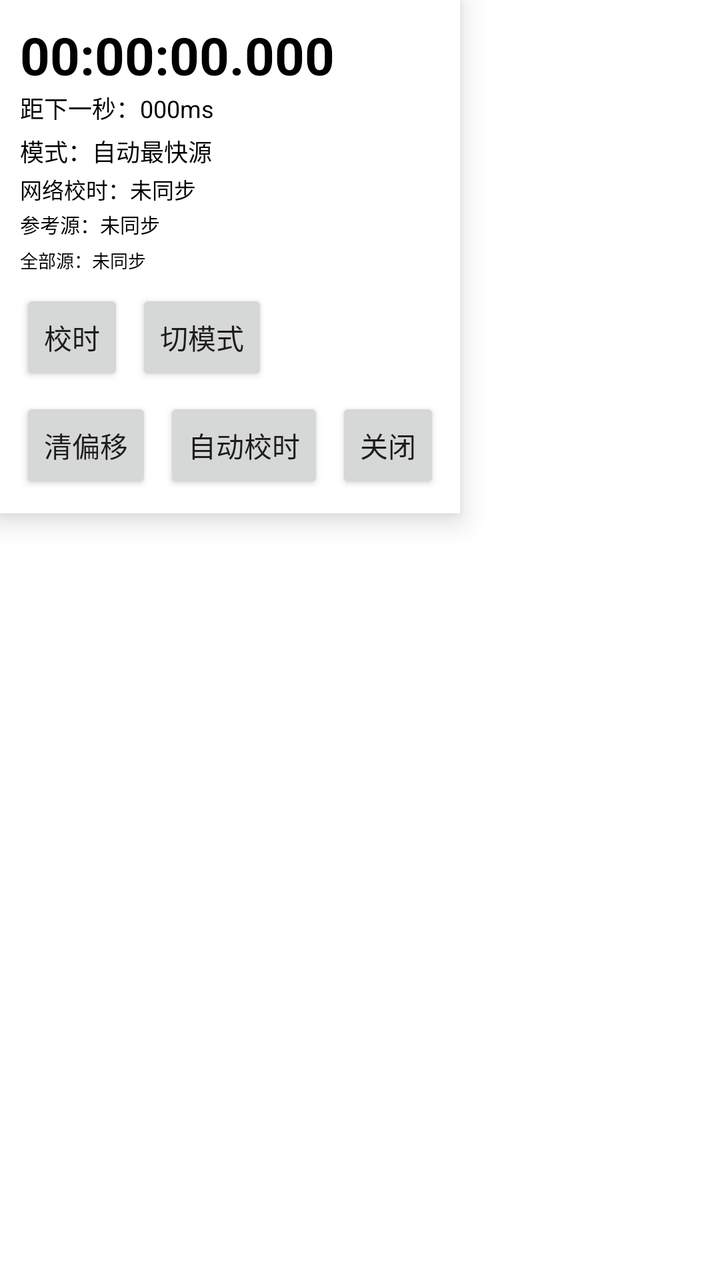
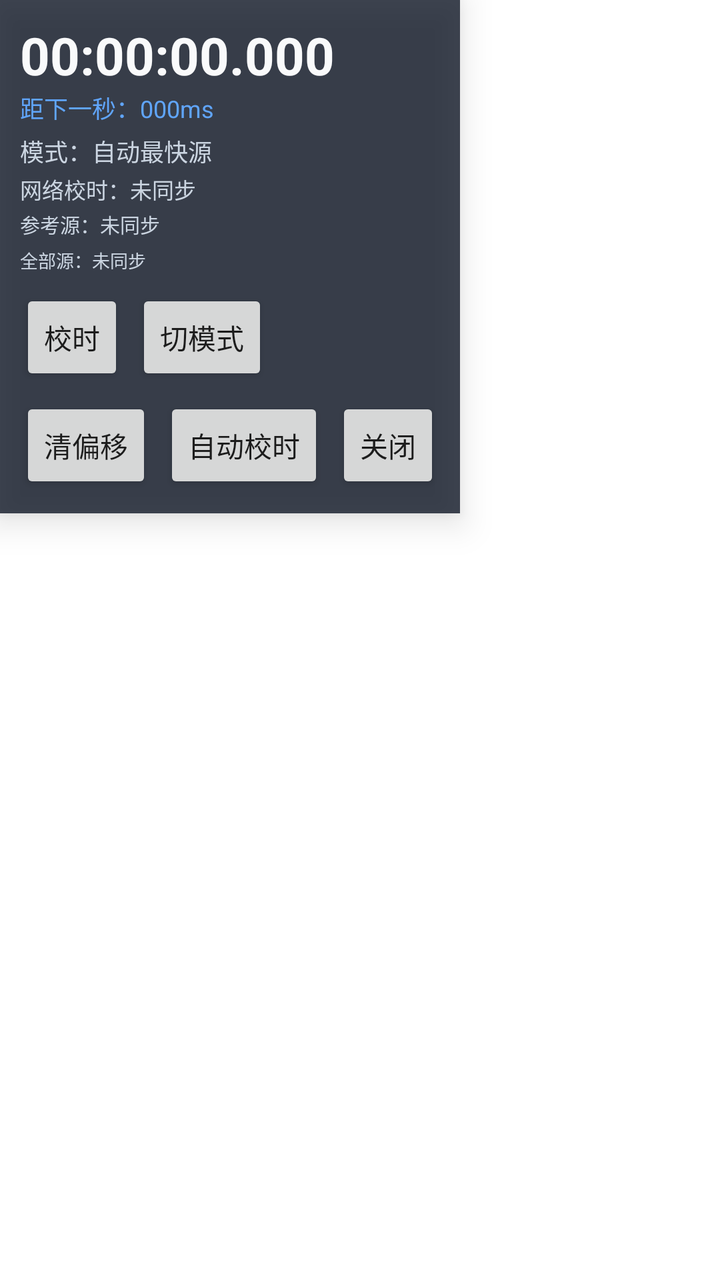

Screens rendered from an Android XML layout before and after an edit, with the pre-edit source and the edit as a unified diff.
<!-- AndroidManifest.xml: application theme Theme.FloatingStopwatch -->
<!-- res/layout/overlay_stopwatch.xml -->
<?xml version="1.0" encoding="utf-8"?>
<ScrollView xmlns:android="http://schemas.android.com/apk/res/android"
    android:layout_width="wrap_content"
    android:layout_height="wrap_content">

    <LinearLayout
        android:layout_width="wrap_content"
        android:layout_height="wrap_content"
        android:background="@android:color/white"
        android:elevation="8dp"
        android:orientation="vertical"
        android:padding="10dp">

        <TextView
            android:id="@+id/tvTime"
            android:layout_width="wrap_content"
            android:layout_height="wrap_content"
            android:text="00:00:00.000"
            android:textColor="@android:color/black"
            android:textSize="26sp"
            android:textStyle="bold" />

        <TextView
            android:id="@+id/tvCountdown"
            android:layout_width="wrap_content"
            android:layout_height="wrap_content"
            android:text="距下一秒：000ms"
            android:textColor="@android:color/black"
            android:textSize="12sp" />

        <TextView
            android:id="@+id/tvMode"
            android:layout_width="wrap_content"
            android:layout_height="wrap_content"
            android:layout_marginTop="4dp"
            android:text="模式：自动最快源"
            android:textColor="@android:color/black"
            android:textSize="12sp" />

        <TextView
            android:id="@+id/tvSyncStatus"
            android:layout_width="wrap_content"
            android:layout_height="wrap_content"
            android:layout_marginTop="2dp"
            android:text="网络校时：未同步"
            android:textColor="@android:color/black"
            android:textSize="11sp" />

        <TextView
            android:id="@+id/tvSources"
            android:layout_width="wrap_content"
            android:layout_height="wrap_content"
            android:layout_marginTop="2dp"
            android:text="参考源：未同步"
            android:textColor="@android:color/black"
            android:textSize="10sp" />

        <TextView
            android:id="@+id/tvAllSources"
            android:layout_width="wrap_content"
            android:layout_height="wrap_content"
            android:layout_marginTop="4dp"
            android:maxWidth="260dp"
            android:text="全部源：未同步"
            android:textColor="@android:color/black"
            android:textSize="9sp" />

        <LinearLayout
            android:layout_width="wrap_content"
            android:layout_height="wrap_content"
            android:layout_marginTop="8dp"
            android:orientation="horizontal">

            <Button
                android:id="@+id/btnStartPause"
                android:layout_width="wrap_content"
                android:layout_height="wrap_content"
                android:minWidth="0dp"
                android:text="校时" />

            <Button
                android:id="@+id/btnCycleMode"
                android:layout_width="wrap_content"
                android:layout_height="wrap_content"
                android:layout_marginStart="6dp"
                android:minWidth="0dp"
                android:text="切模式" />
        </LinearLayout>

        <LinearLayout
            android:layout_width="wrap_content"
            android:layout_height="wrap_content"
            android:layout_marginTop="6dp"
            android:orientation="horizontal">

            <Button
                android:id="@+id/btnReset"
                android:layout_width="wrap_content"
                android:layout_height="wrap_content"
                android:minWidth="0dp"
                android:text="清偏移" />

            <Button
                android:id="@+id/btnAutoSync"
                android:layout_width="wrap_content"
                android:layout_height="wrap_content"
                android:layout_marginStart="6dp"
                android:minWidth="0dp"
                android:text="自动校时" />

            <Button
                android:id="@+id/btnClose"
                android:layout_width="wrap_content"
                android:layout_height="wrap_content"
                android:layout_marginStart="6dp"
                android:minWidth="0dp"
                android:text="关闭" />
        </LinearLayout>

    </LinearLayout>
</ScrollView>
<!-- resources referenced by this layout -->
<resources>
  <style name="Theme.FloatingStopwatch" parent="Theme.MaterialComponents.DayNight.NoActionBar">
          <item name="colorPrimary">#6750A4</item>
          <item name="colorPrimaryVariant">#6750A4</item>
          <item name="colorOnPrimary">#FFFFFF</item>
          <item name="android:statusBarColor" tools:targetApi="l">@android:color/transparent</item>
      </style>
</resources>

<!-- the commit's change to res/layout/overlay_stopwatch.xml (unified diff, before → after) -->
@@ -6,8 +6,8 @@
     <LinearLayout
         android:layout_width="wrap_content"
         android:layout_height="wrap_content"
-        android:background="@android:color/white"
-        android:elevation="8dp"
+        android:background="@color/overlay_bg"
+        android:elevation="10dp"
         android:orientation="vertical"
         android:padding="10dp">
 
@@ -16,7 +16,7 @@
             android:layout_width="wrap_content"
             android:layout_height="wrap_content"
             android:text="00:00:00.000"
-            android:textColor="@android:color/black"
+            android:textColor="@color/overlay_text"
             android:textSize="26sp"
             android:textStyle="bold" />
 
@@ -25,7 +25,7 @@
             android:layout_width="wrap_content"
             android:layout_height="wrap_content"
             android:text="距下一秒：000ms"
-            android:textColor="@android:color/black"
+            android:textColor="@color/overlay_accent"
             android:textSize="12sp" />
 
         <TextView
@@ -34,7 +34,7 @@
             android:layout_height="wrap_content"
             android:layout_marginTop="4dp"
             android:text="模式：自动最快源"
-            android:textColor="@android:color/black"
+            android:textColor="@color/overlay_subtext"
             android:textSize="12sp" />
 
         <TextView
@@ -43,7 +43,7 @@
             android:layout_height="wrap_content"
             android:layout_marginTop="2dp"
             android:text="网络校时：未同步"
-            android:textColor="@android:color/black"
+            android:textColor="@color/overlay_subtext"
             android:textSize="11sp" />
 
         <TextView
@@ -52,7 +52,7 @@
             android:layout_height="wrap_content"
             android:layout_marginTop="2dp"
             android:text="参考源：未同步"
-            android:textColor="@android:color/black"
+            android:textColor="@color/overlay_subtext"
             android:textSize="10sp" />
 
         <TextView
@@ -62,7 +62,7 @@
             android:layout_marginTop="4dp"
             android:maxWidth="260dp"
             android:text="全部源：未同步"
-            android:textColor="@android:color/black"
+            android:textColor="@color/overlay_subtext"
             android:textSize="9sp" />
 
         <LinearLayout
<!-- resource entries referenced after the edit -->
@@ -1,5 +1,9 @@
 <!-- resources referenced by this layout -->
 <resources>
+  <color name="overlay_accent">#60A5FA</color>
+  <color name="overlay_bg">#CC111827</color>
+  <color name="overlay_subtext">#CBD5E1</color>
+  <color name="overlay_text">#F9FAFB</color>
   <style name="Theme.FloatingStopwatch" parent="Theme.MaterialComponents.DayNight.NoActionBar">
           <item name="colorPrimary">#6750A4</item>
           <item name="colorPrimaryVariant">#6750A4</item>
